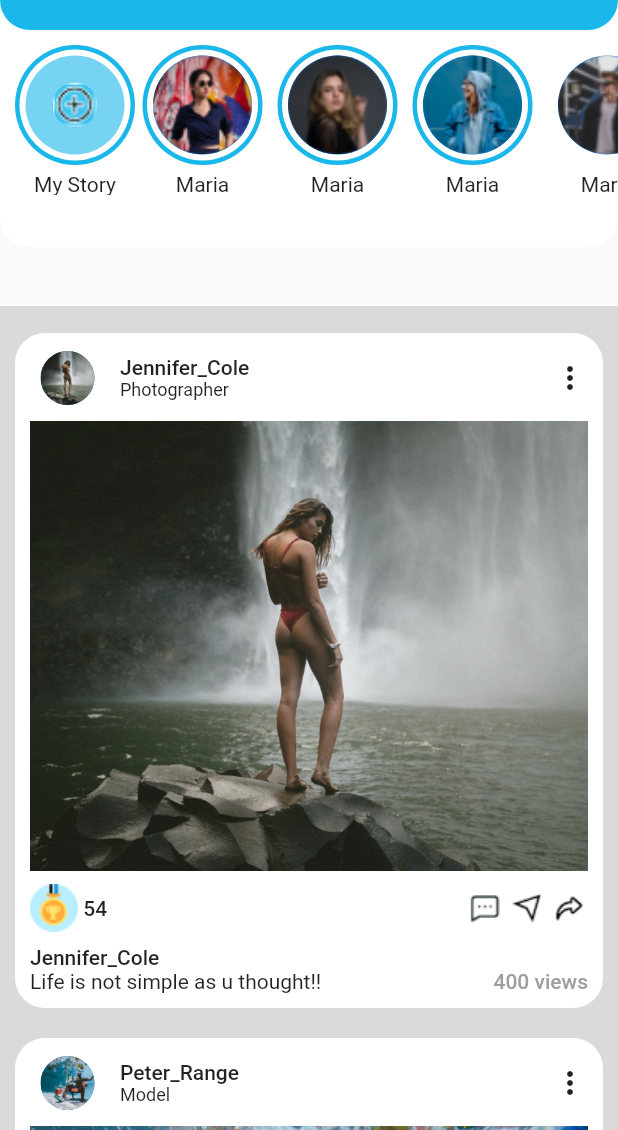
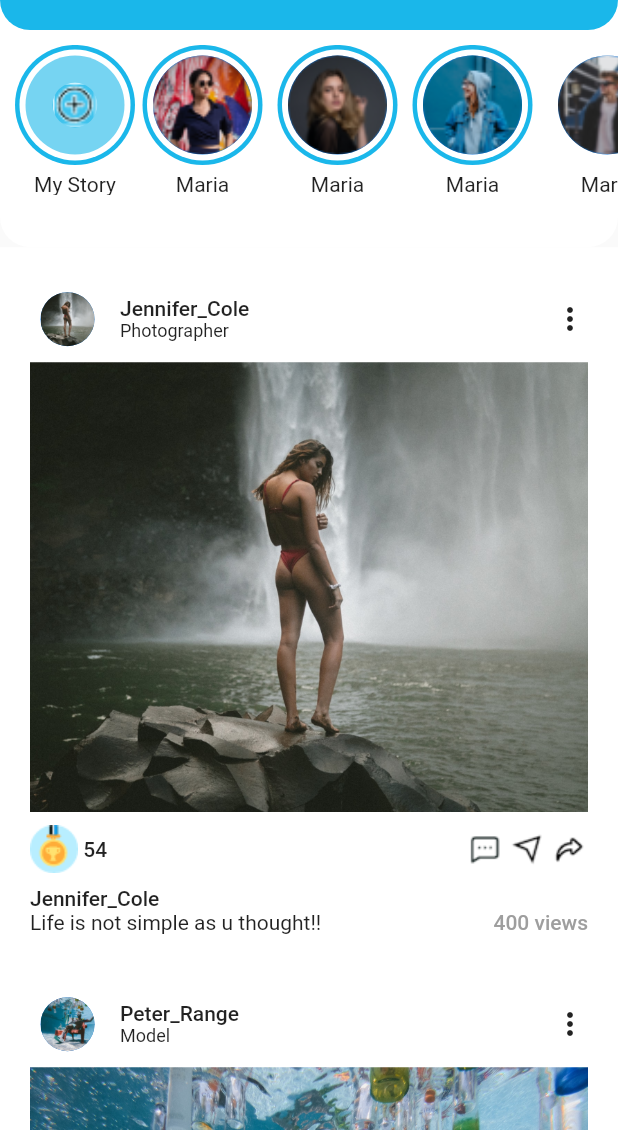
Before and after one commit to Zuhaib50/flutter_social_media_app, a Flutter app: the HomeScreen screen opened directly, on a phone screen of 412 x 824 dp, the part 106-1236 px from its top. Run offline on Flutter 3.47's test engine with Material 2 defaults, Android fonts, the phone set to English and light mode, and no system bars; our stand-ins replace flutter_icons.

Commit message:
Home Screen UI updated

```diff
--- a/lib/screens/HomeScreen.dart
+++ b/lib/screens/HomeScreen.dart
@@ -46,7 +46,7 @@ class HomeScreen extends StatelessWidget {
             alignment: Alignment.bottomCenter,
             child: Container(
               width: width,
-              height: height / 1.5,
+              height: height / 1.4,
               child: getPostsList(context),
             ),
           )
@@ -113,7 +113,7 @@ class BuildStoryContainer extends StatelessWidget with BaseMixins {
 
 getPostsList(context) {
   return Container(
-    color: Colors.grey.withOpacity(0.35),
+    color: Colors.white,
     child: ListView(
       padding: EdgeInsets.only(top: 8),
       scrollDirection: Axis.vertical,
```
